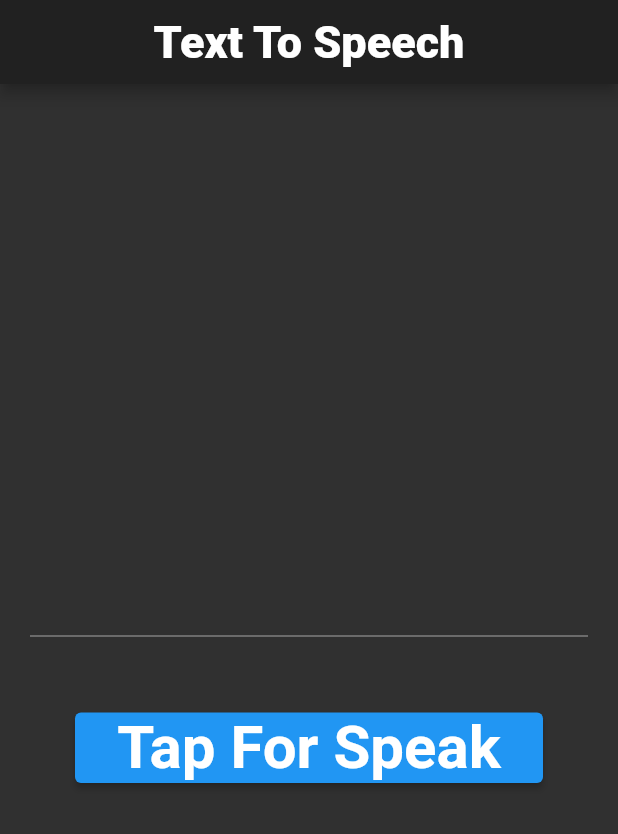
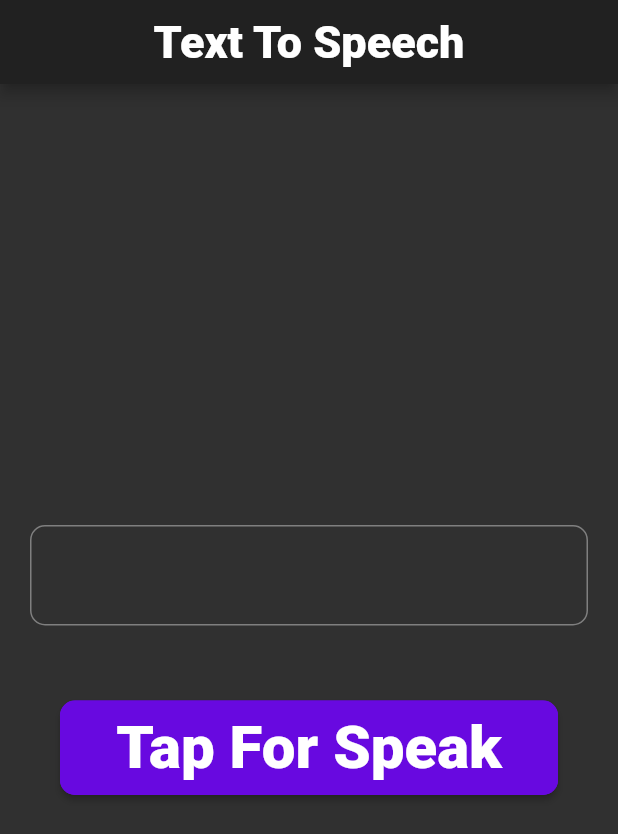
Before and after one commit to darshit-rudani/Text_To_Speech, a Flutter app: the screen it shows after launch, on a phone screen of 412 x 824 dp. Shown: the top 834 px of the screen. Run offline on Flutter 3.47's test engine with Material 2 defaults, Android fonts, the phone set to English and light mode, and no system bars; missing offline and left inert: flutter_text_to_speech.

Commit message:
Set Textfield border and change button to RaisedButton

```diff
--- a/lib/main.dart
+++ b/lib/main.dart
@@ -32,10 +32,7 @@ class _MyAppState extends State<MyApp> {
           title: Center(
             child: Text(
               'Text To Speech',
-              style: TextStyle(
-                fontWeight: FontWeight.w900,
-                fontSize: 30.0
-              ),
+              style: TextStyle(fontWeight: FontWeight.w900, fontSize: 30.0),
             ),
           ),
         ),
@@ -47,6 +44,9 @@ class _MyAppState extends State<MyApp> {
               child: TextField(
                 decoration: InputDecoration(
                   contentPadding: EdgeInsets.all(10.0),
+                  border: OutlineInputBorder(
+                    borderRadius: BorderRadius.circular(10.0),
+                  ),
                 ),
                 style: TextStyle(
                   fontSize: 40,
@@ -59,8 +59,15 @@ class _MyAppState extends State<MyApp> {
               height: 50.0,
             ),
             Padding(
-              padding: const EdgeInsets.only(left: 50.0, right: 50.0),
-              child: ElevatedButton(
+              padding: const EdgeInsets.only(left: 40.0, right: 40.0),
+              child: RaisedButton(
+                shape: RoundedRectangleBorder(
+                  borderRadius: BorderRadius.circular(10.0),
+                  side: BorderSide(
+                    width: 3,
+                    color: Color(0xff6809e0),
+                  ),
+                ),
                 onPressed: () {
                   controller.speak(
                     "${textController.text}",
@@ -72,10 +79,12 @@ class _MyAppState extends State<MyApp> {
                     'Tap For Speak',
                     style: TextStyle(
                       fontSize: 40,
-                      fontWeight: FontWeight.w700,
+                      fontWeight: FontWeight.w900,
                     ),
                   ),
                 ),
+                padding: EdgeInsets.all(8.0),
+                color: Color(0xff6809e0),
               ),
             )
           ],
```
